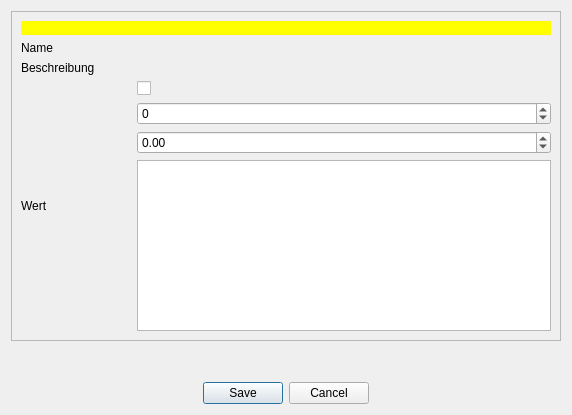
Qt form designer/DatenbankEditEinstellung.ui (Aeolitus/Sephrasto) before a commit.
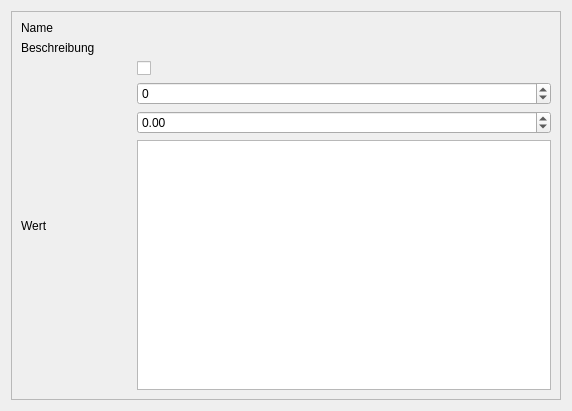
The same form after that commit.

Patch:
```diff
--- a/designer/DatenbankEditEinstellung.ui
+++ b/designer/DatenbankEditEinstellung.ui
@@ -1,49 +1,20 @@
 <?xml version="1.0" encoding="UTF-8"?>
 <ui version="4.0">
  <class>dialog</class>
- <widget class="QDialog" name="dialog">
-  <property name="windowModality">
-   <enum>Qt::ApplicationModal</enum>
-  </property>
+ <widget class="QWidget" name="dialog">
   <property name="geometry">
    <rect>
     <x>0</x>
     <y>0</y>
     <width>572</width>
-    <height>415</height>
+    <height>411</height>
    </rect>
   </property>
   <property name="windowTitle">
    <string>Sephrasto - Einstellung bearbeiten...</string>
   </property>
-  <layout class="QGridLayout" name="gridLayout_2">
-   <item row="1" column="0">
-    <spacer name="verticalSpacer">
-     <property name="orientation">
-      <enum>Qt::Vertical</enum>
-     </property>
-     <property name="sizeHint" stdset="0">
-      <size>
-       <width>20</width>
-       <height>40</height>
-      </size>
-     </property>
-    </spacer>
-   </item>
-   <item row="2" column="0">
-    <widget class="QDialogButtonBox" name="buttonBox">
-     <property name="orientation">
-      <enum>Qt::Horizontal</enum>
-     </property>
-     <property name="standardButtons">
-      <set>QDialogButtonBox::Cancel|QDialogButtonBox::Save</set>
-     </property>
-     <property name="centerButtons">
-      <bool>true</bool>
-     </property>
-    </widget>
-   </item>
-   <item row="0" column="0">
+  <layout class="QVBoxLayout" name="verticalLayout_2">
+   <item>
     <widget class="QScrollArea" name="scrollArea">
      <property name="widgetResizable">
       <bool>true</bool>
@@ -53,36 +24,56 @@
        <rect>
         <x>0</x>
         <y>0</y>
-        <width>552</width>
-        <height>310</height>
+        <width>548</width>
+        <height>387</height>
        </rect>
       </property>
       <layout class="QGridLayout" name="gridLayout">
-       <item row="4" column="1">
+       <item row="3" column="1">
         <widget class="QLabel" name="label_2">
          <property name="text">
           <string>Beschreibung</string>
          </property>
         </widget>
        </item>
-       <item row="4" column="2">
-        <widget class="QLabel" name="labelBeschreibung">
+       <item row="2" column="1">
+        <widget class="QLabel" name="label">
          <property name="text">
-          <string/>
+          <string>Name</string>
          </property>
-         <property name="wordWrap">
-          <bool>true</bool>
+        </widget>
+       </item>
+       <item row="4" column="1">
+        <widget class="QLabel" name="label_4">
+         <property name="minimumSize">
+          <size>
+           <width>110</width>
+           <height>0</height>
+          </size>
+         </property>
+         <property name="text">
+          <string>Wert</string>
          </property>
         </widget>
        </item>
        <item row="3" column="2">
+        <widget class="QLabel" name="labelBeschreibung">
+         <property name="text">
+          <string/>
+         </property>
+         <property name="wordWrap">
+          <bool>true</bool>
+         </property>
+        </widget>
+       </item>
+       <item row="2" column="2">
         <widget class="QLabel" name="labelName">
          <property name="text">
           <string/>
          </property>
         </widget>
        </item>
-       <item row="5" column="2">
+       <item row="4" column="2">
         <layout class="QVBoxLayout" name="verticalLayout">
          <item>
           <widget class="QCheckBox" name="checkText">
@@ -129,42 +120,6 @@
          </item>
         </layout>
        </item>
-       <item row="5" column="1">
-        <widget class="QLabel" name="label_4">
-         <property name="minimumSize">
-          <size>
-           <width>110</width>
-           <height>0</height>
-          </size>
-         </property>
-         <property name="text">
-          <string>Wert</string>
-         </property>
-        </widget>
-       </item>
-       <item row="3" column="1">
-        <widget class="QLabel" name="label">
-         <property name="text">
-          <string>Name</string>
-         </property>
-        </widget>
-       </item>
-       <item row="1" column="1" colspan="2">
-        <widget class="QLabel" name="warning">
-         <property name="visible">
-          <bool>true</bool>
-         </property>
-         <property name="styleSheet">
-          <string notr="true">background-color: rgb(255, 255, 0); color: black;</string>
-         </property>
-         <property name="text">
-          <string/>
-         </property>
-         <property name="wordWrap">
-          <bool>true</bool>
-         </property>
-        </widget>
-       </item>
       </layout>
      </widget>
     </widget>
```
Left out of the diff: 35 changed lines with no effect on the pictures.
